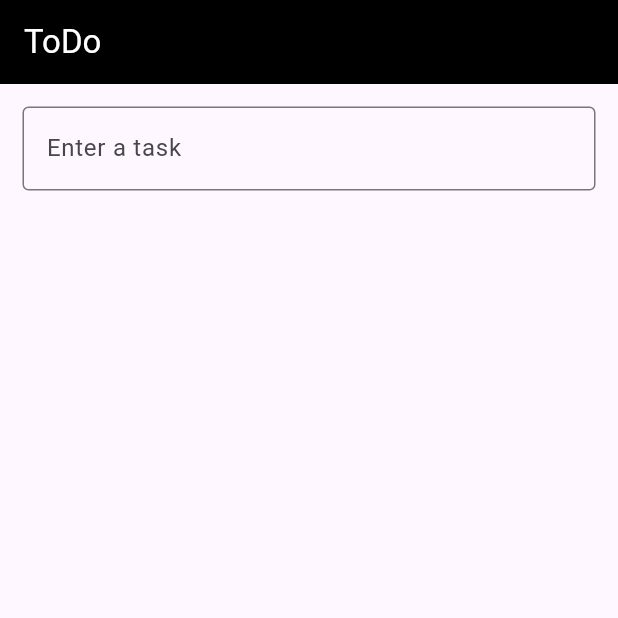
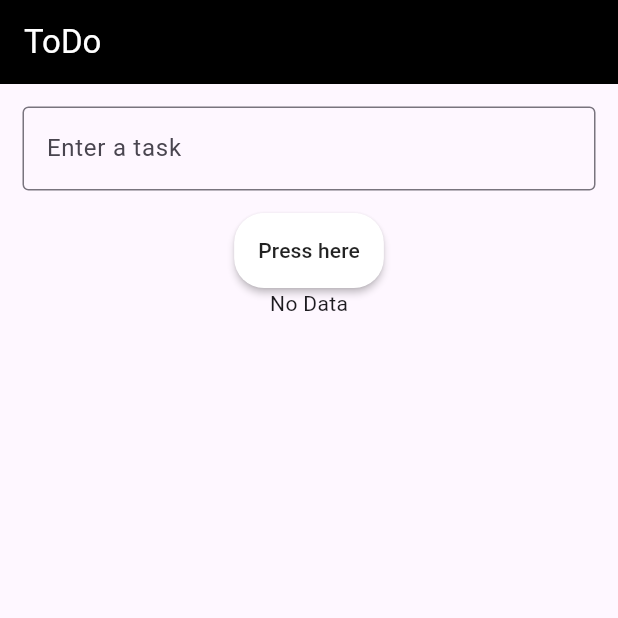
Before and after one commit to VMuralitharan/todo_app, a Flutter app: the screen it shows after launch, on a phone screen of 412 x 824 dp, the top half of it. Run offline on Flutter 3.47's test engine with Material 3 defaults, Android fonts, the phone set to English and light mode, and no system bars.

```diff
--- a/lib/main.dart
+++ b/lib/main.dart
@@ -4,7 +4,14 @@ void main() {
   runApp(Mainapp());
 }
 
-class Mainapp extends StatelessWidget {
+class Mainapp extends StatefulWidget {
+  @override
+  State<Mainapp> createState() => _MainappState();
+}
+
+class _MainappState extends State<Mainapp> {
+  String displayText = "No Data";
+
   @override
   Widget build(BuildContext context) {
     return MaterialApp(
@@ -24,6 +31,20 @@ class Mainapp extends StatelessWidget {
                 ),
               ),
             ),
+            MaterialButton(
+              color: Colors.white,
+              height: 50,
+              shape: RoundedRectangleBorder(
+                borderRadius: BorderRadius.circular(20),
+              ),
+              onPressed: () {
+                setState(() {
+                  displayText = "Button Pressed!";
+                });
+              },
+              child: Text("Press here"),
+            ),
+            Text(displayText),
           ],
         ),
       ),
```
